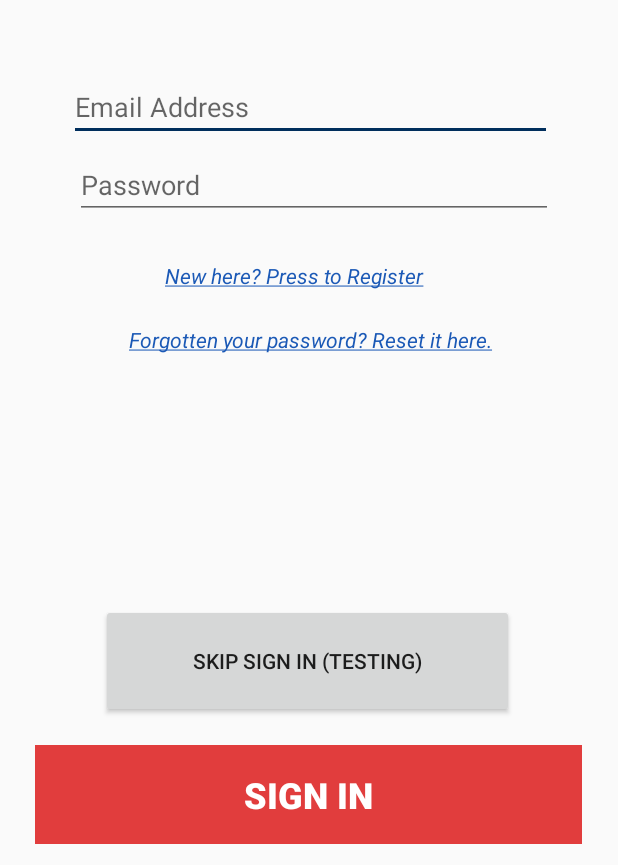
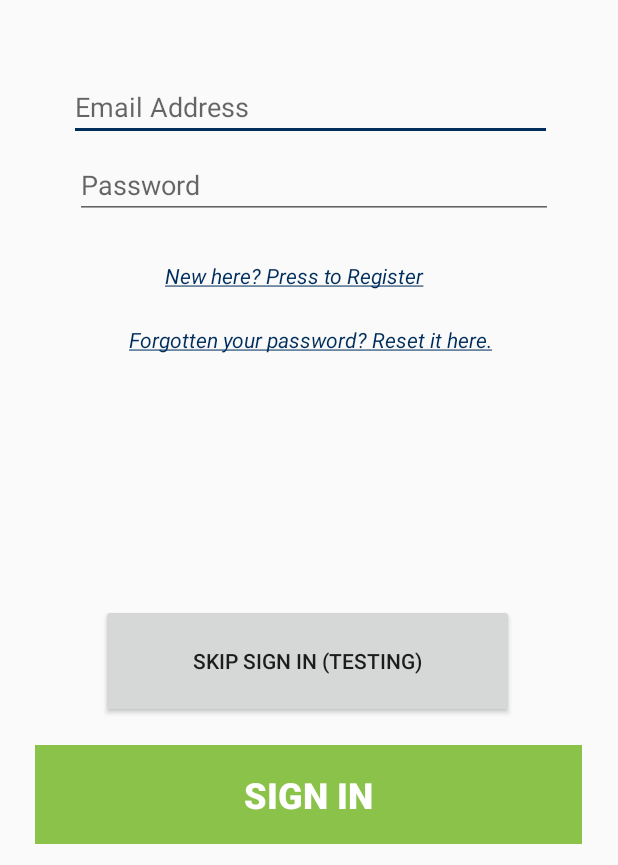
Before and after one commit to z5208577/INFS3605Assignment, an Android app: the screen it shows after launch (MainActivity), on a phone screen of 412 x 824 dp, the part 371-1236 px from its top. Run offline under Robolectric (Android 15) with nearby library versions, the phone set to English and light mode, and no system bars; our stand-ins replace Firebase (no records; nobody signed in at launch, a user with empty details on screens opened directly).

Commit message:
Forgotten pw, main and register pages updated (colour scheme)

```diff
--- a/app/src/main/res/layout/activity_main.xml
+++ b/app/src/main/res/layout/activity_main.xml
@@ -59,7 +59,7 @@
         android:layout_marginEnd="24dp"
         android:layout_marginRight="24dp"
         android:layout_marginBottom="14dp"
-        android:background="#E2DF2626"
+        android:background="#8BC34A"
         android:enabled="false"
         android:text="Sign In"
         android:textColor="#FFFFFF"
@@ -82,7 +82,7 @@
         android:layout_marginEnd="88dp"
         android:layout_marginRight="88dp"
         android:text="New here? Register!"
-        android:textColor="#1B59B6"
+        android:textColor="#002E5C"
         android:textStyle="italic" />
 
     <Button
@@ -100,7 +100,7 @@
         android:layout_marginEnd="77dp"
         android:layout_marginRight="77dp"
         android:layout_marginBottom="199dp"
-        android:background="#1B69B6"
+        android:background="#002E5C"
         android:text="Resend Code"
         android:textColor="#FFFFFF"
         android:textSize="18sp"
@@ -158,6 +158,6 @@
         android:layout_marginEnd="41dp"
         android:layout_marginRight="41dp"
         android:text="Forgot your password? Reset it here."
-        android:textColor="#1B59B6"
+        android:textColor="#002E5C"
         android:textStyle="italic" />
 </RelativeLayout>
--- a/app/src/main/res/layout/activity_register.xml
+++ b/app/src/main/res/layout/activity_register.xml
@@ -22,7 +22,7 @@
         android:layout_marginEnd="24dp"
         android:layout_marginRight="24dp"
         android:layout_marginBottom="25dp"
-        android:background="#E2DF2626"
+        android:background="#8BC34A"
         android:enabled="false"
         android:text="Sign up"
         android:textColor="#FFFFFF"
@@ -37,7 +37,7 @@
         android:layout_centerHorizontal="true"
         android:layout_marginLeft="100dp"
         android:layout_marginBottom="54dp"
-        android:background="#1B69B6"
+        android:background="#002E5C"
         android:text="Generate Company Code"
         android:textColor="#FFFFFF" />
 
@@ -123,7 +123,7 @@
         android:layout_marginEnd="29dp"
         android:layout_marginRight="29dp"
         android:text="Welcome To CMC"
-        android:textColor="#103A7A"
+        android:textColor="#000000"
         android:textSize="35sp"
         android:textStyle="bold" />
 
```
Also changed, not shown: app/src/main/res/layout/activity_forgotten_password.xml (+4 -4 lines).
